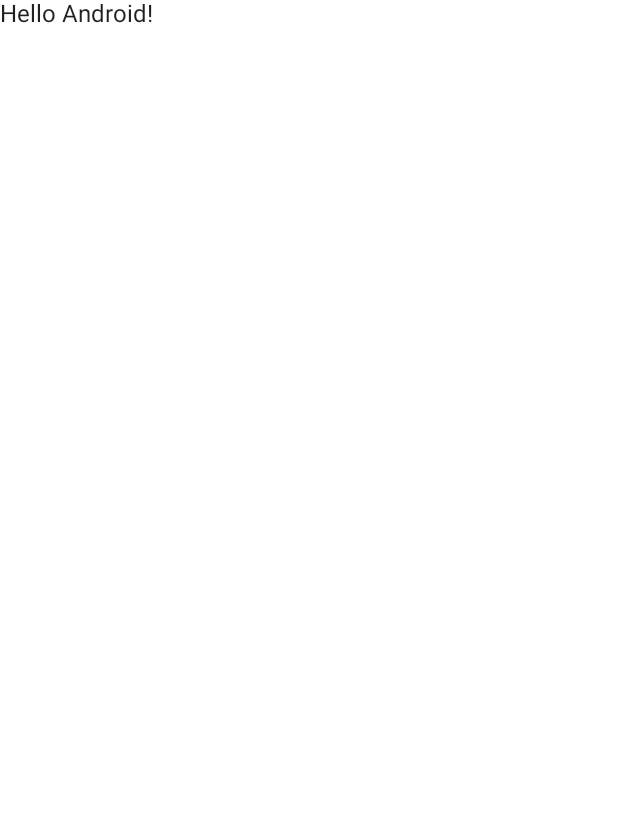
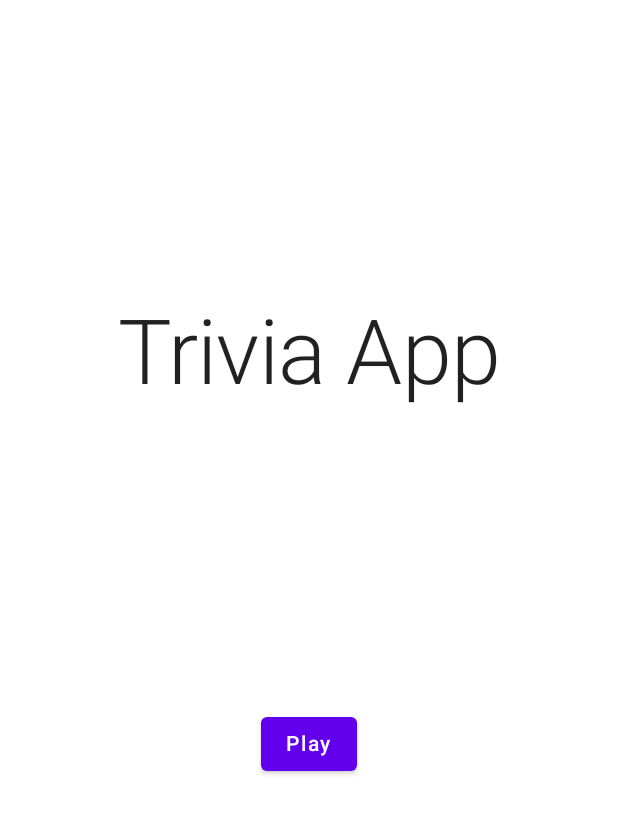
Before and after one commit to pauliancu97/trivia-android-app, an Android app built with Jetpack Compose: the screen it shows after launch (MainActivity), on a phone screen of 412 x 824 dp. Before the commit the part shown is almost empty. Shown: the top 814 px of the screen. Run offline under Robolectric (Android 15) with nearby library versions, the phone set to English and light mode, and no system bars; our stand-ins replace Dagger/Hilt's generated code.

Commit message:
added first screen

```diff
--- a/app/src/main/java/com/example/triviaapp/MainActivity.kt
+++ b/app/src/main/java/com/example/triviaapp/ui/activities/MainActivity.kt
@@ -1,4 +1,4 @@
-package com.example.triviaapp
+package com.example.triviaapp.ui.activities
 
 import android.os.Bundle
 import androidx.activity.ComponentActivity
@@ -8,18 +8,16 @@ import androidx.compose.material.Surface
 import androidx.compose.material.Text
 import androidx.compose.runtime.Composable
 import androidx.compose.ui.tooling.preview.Preview
+import com.example.triviaapp.ui.screens.start.StartScreen
 import com.example.triviaapp.ui.theme.TriviaAppTheme
+import dagger.hilt.android.AndroidEntryPoint
 
+@AndroidEntryPoint
 class MainActivity : ComponentActivity() {
     override fun onCreate(savedInstanceState: Bundle?) {
         super.onCreate(savedInstanceState)
         setContent {
-            TriviaAppTheme {
-                // A surface container using the 'background' color from the theme
-                Surface(color = MaterialTheme.colors.background) {
-                    Greeting("Android")
-                }
-            }
+            TriviaApp()
         }
     }
 }
@@ -29,10 +27,18 @@ fun Greeting(name: String) {
     Text(text = "Hello $name!")
 }
 
+@Composable
+fun TriviaApp() {
+    TriviaAppTheme {
+        // A surface container using the 'background' color from the theme
+        Surface(color = MaterialTheme.colors.background) {
+            StartScreen(onPlayClick = {})
+        }
+    }
+}
+
 @Preview(showBackground = true)
 @Composable
 fun DefaultPreview() {
-    TriviaAppTheme {
-        Greeting("Android")
-    }
+    TriviaApp()
 }
--- /dev/null
+++ b/app/src/main/java/com/example/triviaapp/ui/app/TriviaApplication.kt
@@ -0,0 +1,8 @@
+package com.example.triviaapp.ui.app
+
+import android.app.Application
+import dagger.hilt.android.HiltAndroidApp
+
+@HiltAndroidApp
+class TriviaApplication : Application() {
+}
--- /dev/null
+++ b/app/src/main/java/com/example/triviaapp/ui/screens/Empty.kt
@@ -0,0 +1,4 @@
+package com.example.triviaapp.ui.screens
+
+class Empty {
+}
--- /dev/null
+++ b/app/src/main/java/com/example/triviaapp/ui/screens/start/StartScreen.kt
@@ -0,0 +1,54 @@
+package com.example.triviaapp.ui.screens.start
+
+import androidx.compose.foundation.layout.Column
+import androidx.compose.foundation.layout.fillMaxHeight
+import androidx.compose.foundation.layout.fillMaxWidth
+import androidx.compose.foundation.layout.padding
+import androidx.compose.material.Button
+import androidx.compose.material.MaterialTheme
+import androidx.compose.material.Text
+import androidx.compose.runtime.Composable
+import androidx.compose.ui.Alignment
+import androidx.compose.ui.Modifier
+import androidx.compose.ui.res.dimensionResource
+import androidx.compose.ui.res.stringResource
+import androidx.compose.ui.text.style.TextAlign
+import androidx.compose.ui.tooling.preview.Preview
+import com.example.triviaapp.R
+
+
+@Composable
+fun StartScreen(
+    onPlayClick: () -> Unit
+) {
+    Column(
+        modifier = Modifier
+            .fillMaxWidth()
+            .fillMaxHeight()
+    ) {
+        Text(
+            text = stringResource(R.string.app_title),
+            textAlign = TextAlign.Center,
+            modifier = Modifier
+                .align(alignment = Alignment.CenterHorizontally)
+                .padding(
+                    top = dimensionResource(R.dimen.app_title_padding_top),
+                    bottom = dimensionResource(R.dimen.app_title_padding_bottom)
+                ),
+            style = MaterialTheme.typography.h2
+        )
+        Button(
+            onClick = onPlayClick,
+            modifier = Modifier
+                .align(alignment = Alignment.CenterHorizontally)
+        ) {
+            Text(text = stringResource(R.string.play))
+        }
+    }
+}
+
+@Composable
+@Preview
+fun PreviewStartScreen() {
+    StartScreen(onPlayClick = {})
+}
--- /dev/null
+++ b/app/src/main/res/values/dimens.xml
@@ -0,0 +1,5 @@
+<?xml version="1.0" encoding="utf-8"?>
+<resources>
+    <dimen name="app_title_padding_top">200dp</dimen>
+    <dimen name="app_title_padding_bottom">200dp</dimen>
+</resources>
--- a/app/src/main/res/values/strings.xml
+++ b/app/src/main/res/values/strings.xml
@@ -1,3 +1,5 @@
 <resources>
     <string name="app_name">TriviaApp</string>
+    <string name="app_title">Trivia App</string>
+    <string name="play">Play</string>
 </resources>
--- a/build.gradle
+++ b/build.gradle
@@ -8,7 +8,7 @@ buildscript {
     ext {
         compose_version = '1.0.0-beta09'
         hilt_version = '2.38.1'
-        kotlin_version = '1.5.21'
+        kotlin_version = '1.5.10'
     }
     repositories {
         google()
```
Also changed, not shown: app/src/main/AndroidManifest.xml (+3 -5 lines).
